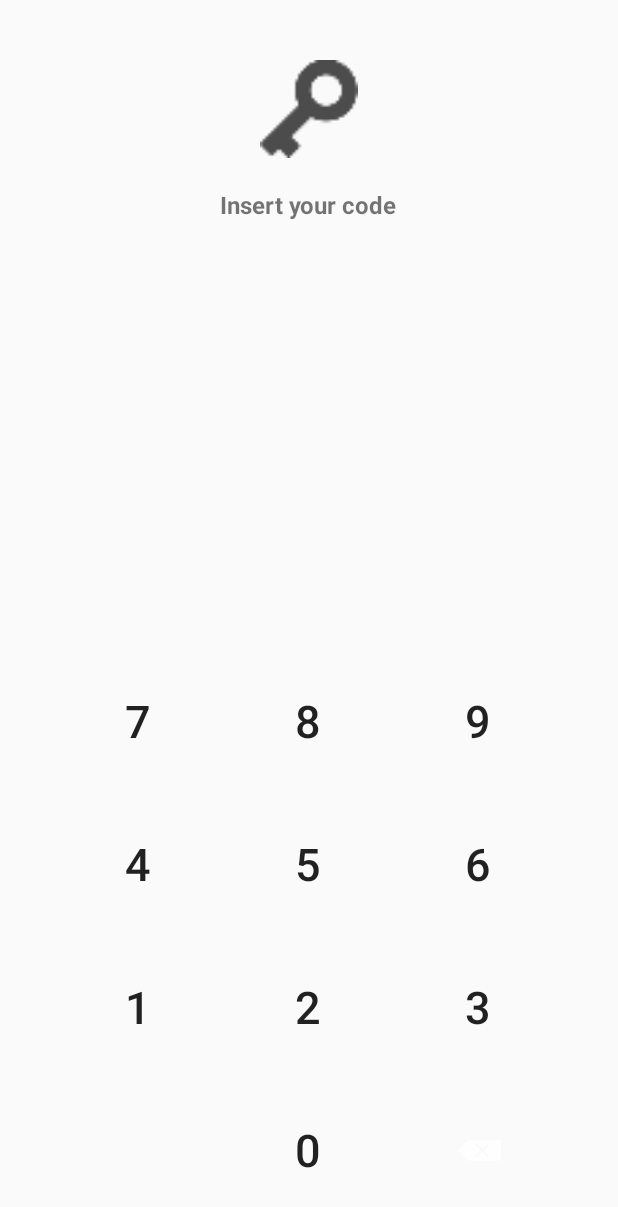
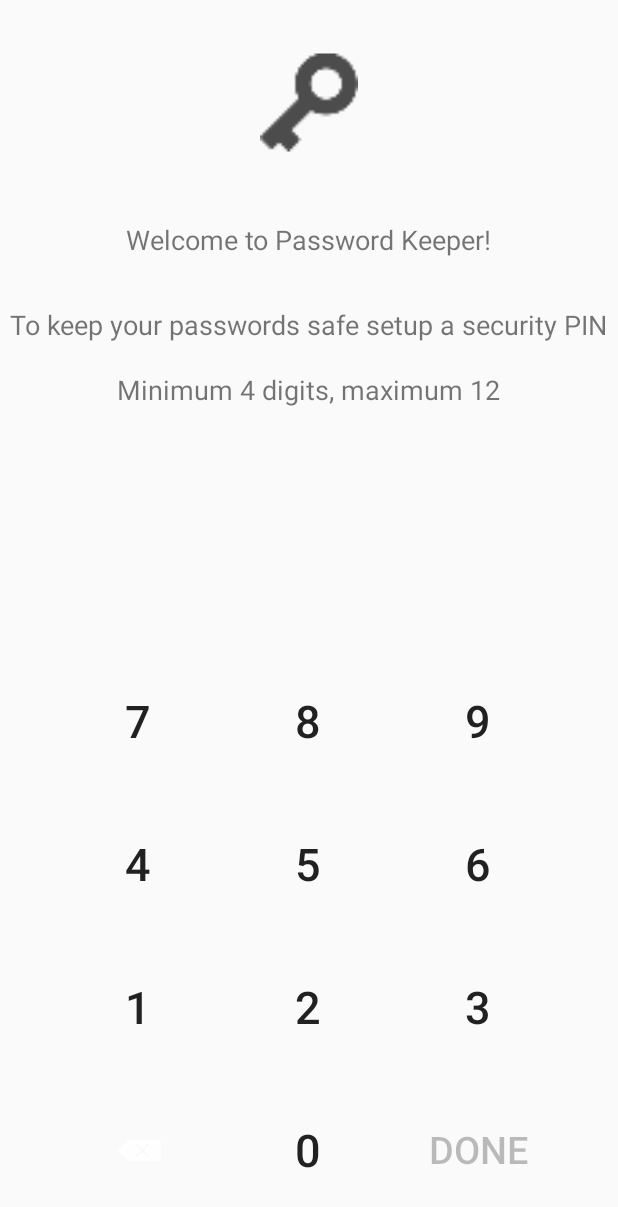
Before and after one commit to Iron2213/Password_Keeper, an Android app: the screen it shows after launch (AuthenticationActivity before the commit, Login_SetupActivity after it), on a phone screen of 412 x 824 dp. Shown: the top 1207 px of the screen. Run offline under Robolectric (Android 15) with nearby library versions, the phone set to English and light mode, and no system bars.

Commit message:
Modified AuthenticationActivity to fragment. Added first time setup fragment. Added Global field for local database I/O.

```diff
--- a/app/build.gradle
+++ b/app/build.gradle
@@ -24,6 +24,7 @@ dependencies {
     implementation 'androidx.appcompat:appcompat:1.1.0'
     implementation 'androidx.constraintlayout:constraintlayout:1.1.3'
     implementation 'com.google.android.material:material:1.0.0'
+    implementation 'androidx.legacy:legacy-support-v4:1.0.0'
     testImplementation 'junit:junit:4.12'
     androidTestImplementation 'androidx.test.ext:junit:1.1.1'
     androidTestImplementation 'androidx.test.espresso:espresso-core:3.2.0'
--- a/app/src/main/AndroidManifest.xml
+++ b/app/src/main/AndroidManifest.xml
@@ -23,7 +23,7 @@
             </intent-filter>
         </activity>
         <activity
-            android:name=".Activities.AuthenticationActivity"
+            android:name=".Activities.Login_SetupActivity"
             android:noHistory="true"
             android:screenOrientation="portrait"
             android:theme="@style/AppTheme.NoActionBar"/>
--- a/app/src/main/java/com/example/passwordkeeper/Activities/AuthenticationActivity.java
+++ /dev/null
@@ -1,141 +0,0 @@
-package com.example.passwordkeeper.Activities;
-
-import android.content.Context;
-import android.content.Intent;
-import android.os.Bundle;
-import android.text.Editable;
-import android.text.TextWatcher;
-import android.view.View;
-import android.view.animation.Animation;
-import android.view.animation.AnimationUtils;
-import android.widget.Button;
-import android.widget.ImageButton;
-
-import androidx.annotation.Nullable;
-import androidx.appcompat.app.AppCompatActivity;
-import androidx.appcompat.widget.AppCompatTextView;
-
-import com.example.passwordkeeper.LocalDatabaseIO;
-import com.example.passwordkeeper.R;
-
-public class AuthenticationActivity extends AppCompatActivity implements View.OnClickListener {
-
-	private AppCompatTextView mCode;
-
-	@Override
-	public void onCreate(@Nullable Bundle savedInstanceState) {
-		super.onCreate(savedInstanceState);
-		final Context context = this;
-		final LocalDatabaseIO localDB = new LocalDatabaseIO(context);
-		final int accessCode = localDB.getAccessCode();
-
-		if (localDB.isFirstAccess()) {
-			// TODO: Go to first time setup
-		}
-
-		setContentView(R.layout.authentication_activity);
-
-		mCode = findViewById(R.id.lblCode);
-		mCode.addTextChangedListener(new TextWatcher() {
-			@Override
-			public void beforeTextChanged(CharSequence s, int start, int count, int after) {
-			}
-
-			@Override
-			public void onTextChanged(CharSequence text, int start, int before, int count) {
-				if (text.toString().length() == 4) {
-					if (Integer.parseInt(text.toString()) == accessCode) {
-						Intent intent = new Intent(context, MainActivity.class);
-						startActivity(intent);
-					} else {
-						Animation shake = AnimationUtils.loadAnimation(context, R.anim.shake);
-						mCode.startAnimation(shake);
-					}
-				}
-			}
-
-			@Override
-			public void afterTextChanged(Editable s) {
-			}
-		});
-
-		Button btnNum0 = findViewById(R.id.btnNum0);
-		btnNum0.setOnClickListener(this);
-		Button btnNum1 = findViewById(R.id.btnNum1);
-		btnNum1.setOnClickListener(this);
-		Button btnNum2 = findViewById(R.id.btnNum2);
-		btnNum2.setOnClickListener(this);
-		Button btnNum3 = findViewById(R.id.btnNum3);
-		btnNum3.setOnClickListener(this);
-		Button btnNum4 = findViewById(R.id.btnNum4);
-		btnNum4.setOnClickListener(this);
-		Button btnNum5 = findViewById(R.id.btnNum5);
-		btnNum5.setOnClickListener(this);
-		Button btnNum6 = findViewById(R.id.btnNum6);
-		btnNum6.setOnClickListener(this);
-		Button btnNum7 = findViewById(R.id.btnNum7);
-		btnNum7.setOnClickListener(this);
-		Button btnNum8 = findViewById(R.id.btnNum8);
-		btnNum8.setOnClickListener(this);
-		Button btnNum9 = findViewById(R.id.btnNum9);
-		btnNum9.setOnClickListener(this);
-		ImageButton btnDeleteLast = findViewById(R.id.btnDeleteLast);
-		btnDeleteLast.setOnClickListener(this);
-	}
-
-	@Override
-	public void onClick(View v) {
-		String text = "" + mCode.getText();
-
-		if (text.length() < 4) {
-			switch (v.getId()) {
-				case R.id.btnNum0:
-					mCode.append("0");
-					break;
-
-				case R.id.btnNum1:
-					mCode.append("1");
-					break;
-
-				case R.id.btnNum2:
-					mCode.append("2");
-					break;
-
-				case R.id.btnNum3:
-					mCode.append("3");
-					break;
-
-				case R.id.btnNum4:
-					mCode.append("4");
-					break;
-
-				case R.id.btnNum5:
-					mCode.append("5");
-					break;
-
-				case R.id.btnNum6:
-					mCode.append("6");
-					break;
-
-				case R.id.btnNum7:
-					mCode.append("7");
-					break;
-
-				case R.id.btnNum8:
-					mCode.append("8");
-					break;
-
-				case R.id.btnNum9:
-					mCode.append("9");
-					break;
-			}
-		}
-
-		if (v.getId() == R.id.btnDeleteLast) {
-			if (text.length() > 0) {
-				text = text.substring(0, text.length() - 1);
-				mCode.setText(text);
-			}
-		}
-	}
-}
--- /dev/null
+++ b/app/src/main/java/com/example/passwordkeeper/Activities/Login_SetupActivity.java
@@ -0,0 +1,29 @@
+package com.example.passwordkeeper.Activities;
+
+import android.os.Bundle;
+
+import androidx.annotation.Nullable;
+import androidx.appcompat.app.AppCompatActivity;
+
+import com.example.passwordkeeper.Fragments.AccessCodeFragment;
+import com.example.passwordkeeper.Fragments.FirstSetupFragment;
+import com.example.passwordkeeper.LocalDatabaseIO;
+import com.example.passwordkeeper.R;
+
+public class Login_SetupActivity extends AppCompatActivity {
+
+
+	@Override
+	public void onCreate(@Nullable Bundle savedInstanceState) {
+		super.onCreate(savedInstanceState);
+		final LocalDatabaseIO localDB = new LocalDatabaseIO(this);
+
+		setContentView(R.layout.activity_authentication_setup);
+
+		if (localDB.isFirstAccess()) {
+			getSupportFragmentManager().beginTransaction().add(R.id.fragmentContainer, new FirstSetupFragment()).commit();
+		} else {
+			getSupportFragmentManager().beginTransaction().add(R.id.fragmentContainer, new AccessCodeFragment()).commit();
+		}
+	}
+}
--- a/app/src/main/java/com/example/passwordkeeper/Activities/SplashActivity.java
+++ b/app/src/main/java/com/example/passwordkeeper/Activities/SplashActivity.java
@@ -15,17 +15,20 @@ public class SplashActivity extends AppCompatActivity {
 	protected void onCreate(Bundle savedInstanceState) {
 		super.onCreate(savedInstanceState);
 
-		LocalDatabaseIO localDB = new LocalDatabaseIO(this);
+		Utility.setDatabaseIO(this);
+		LocalDatabaseIO localDB = Utility.getDatabaseIO();
 
 		Utility.DataSet = localDB.getAllData();
-		int accessCode = localDB.getAccessCode();
+		String accessCode = localDB.getAccessCode();
 
-		if (accessCode != -1)
-			Utility.setAccessCode(accessCode);
-		else
-			Toast.makeText(this, "An error occurred, unable to recover data. Please try again later...", Toast.LENGTH_LONG).show();
+		if (!localDB.isFirstAccess()) {
+			if (!accessCode.isEmpty())
+				Utility.setAccessCode(accessCode);
+			else
+				Toast.makeText(this, "An error occurred, unable to recover data. Please try again later...", Toast.LENGTH_LONG).show();
+		}
 
-		Intent intent = new Intent(this, AuthenticationActivity.class);
+		Intent intent = new Intent(this, Login_SetupActivity.class);
 		startActivity(intent);
 	}
 }
--- /dev/null
+++ b/app/src/main/java/com/example/passwordkeeper/Fragments/FirstSetupFragment.java
@@ -0,0 +1,105 @@
+package com.example.passwordkeeper.Fragments;
+
+import android.content.Intent;
+import android.os.Bundle;
+import android.text.Editable;
+import android.text.TextWatcher;
+import android.view.LayoutInflater;
+import android.view.View;
+import android.view.ViewGroup;
+
+import androidx.appcompat.widget.AppCompatButton;
+import androidx.appcompat.widget.AppCompatImageButton;
+import androidx.appcompat.widget.AppCompatTextView;
+import androidx.fragment.app.Fragment;
+
+import com.example.passwordkeeper.Activities.MainActivity;
+import com.example.passwordkeeper.R;
+import com.example.passwordkeeper.Utility;
+
+public class FirstSetupFragment extends Fragment implements View.OnClickListener {
+
+	private AppCompatTextView mLblCode;
+
+	@Override
+	public View onCreateView(LayoutInflater inflater, ViewGroup container, Bundle savedInstanceState) {
+		View view = inflater.inflate(R.layout.fragment_first_setup, container, false);
+
+		AppCompatButton btnNum0 = view.findViewById(R.id.btnNum0);
+		btnNum0.setOnClickListener(this);
+		AppCompatButton btnNum1 = view.findViewById(R.id.btnNum1);
+		btnNum1.setOnClickListener(this);
+		AppCompatButton btnNum2 = view.findViewById(R.id.btnNum2);
+		btnNum2.setOnClickListener(this);
+		AppCompatButton btnNum3 = view.findViewById(R.id.btnNum3);
+		btnNum3.setOnClickListener(this);
+		AppCompatButton btnNum4 = view.findViewById(R.id.btnNum4);
+		btnNum4.setOnClickListener(this);
+		AppCompatButton btnNum5 = view.findViewById(R.id.btnNum5);
+		btnNum5.setOnClickListener(this);
+		AppCompatButton btnNum6 = view.findViewById(R.id.btnNum6);
+		btnNum6.setOnClickListener(this);
+		AppCompatButton btnNum7 = view.findViewById(R.id.btnNum7);
+		btnNum7.setOnClickListener(this);
+		AppCompatButton btnNum8 = view.findViewById(R.id.btnNum8);
+		btnNum8.setOnClickListener(this);
+		AppCompatButton btnNum9 = view.findViewById(R.id.btnNum9);
+		btnNum9.setOnClickListener(this);
+		AppCompatImageButton btnDeleteLast = view.findViewById(R.id.btnDeleteLast);
+		btnDeleteLast.setOnClickListener(this);
+		final AppCompatButton btnDone = view.findViewById(R.id.btnDone);
+		btnDone.setEnabled(false);
+		btnDone.setOnClickListener(new View.OnClickListener() {
+			@Override
+			public void onClick(View v) {
+				String code = mLblCode.getText().toString();
+
+				Utility.setAccessCode(code);
+				Utility.getDatabaseIO().updateAccessCode(code);
+
+				Intent intent = new Intent(getContext(), MainActivity.class);
+				startActivity(intent);
+			}
+		});
+
+		TextWatcher textWatcherListener = new TextWatcher() {
+			@Override
+			public void beforeTextChanged(CharSequence s, int start, int count, int after) {
+			}
+
+			@Override
+			public void afterTextChanged(Editable s) {
+			}
+
+			@Override
+			public void onTextChanged(CharSequence s, int start, int before, int count) {
+				if (s.toString().length() >= 4) {
+					btnDone.setEnabled(true);
+				} else {
+					btnDone.setEnabled(false);
+				}
+			}
+		};
+
+		mLblCode = view.findViewById(R.id.lblCode);
+		mLblCode.addTextChangedListener(textWatcherListener);
+
+		return view;
+	}
+
+	@Override
+	public void onClick(View v) {
+		String text = "" + mLblCode.getText();
+
+		if (text.length() < 12) {
+			mLblCode.append(((AppCompatButton) v).getText());
+		}
+
+		if (v.getId() == R.id.btnDeleteLast) {
+			if (text.length() > 0) {
+				text = text.substring(0, text.length() - 1);
+				mLblCode.setText(text);
+			}
+		}
+	}
+}
--- a/app/src/main/java/com/example/passwordkeeper/LocalDatabaseIO.java
+++ b/app/src/main/java/com/example/passwordkeeper/LocalDatabaseIO.java
@@ -22,7 +22,7 @@ public class LocalDatabaseIO extends SQLiteOpenHelper {
 
 	private class TablesCreateQueries {
 		static final String TABLE_PASSWORDS = "CREATE TABLE " + TablesNames.Passwords + "(Id integer PRIMARY KEY AUTOINCREMENT, Data date, Site text, Email text, Password text)";
-		static final String TABLE_SETTINGS = "CREATE TABLE " + TablesNames.Settings + "(Id integer PRIMARY KEY AUTOINCREMENT, AccessCode integer)";
+		static final String TABLE_SETTINGS = "CREATE TABLE " + TablesNames.Settings + "(Id integer PRIMARY KEY AUTOINCREMENT, AccessCode text)";
 	}
 
 	public LocalDatabaseIO(Context context) {
@@ -135,22 +135,22 @@ public class LocalDatabaseIO extends SQLiteOpenHelper {
 		}
 	}
 
-	public int getAccessCode() {
+	public String getAccessCode() {
 		try (SQLiteDatabase db = getReadableDatabase();
 			 Cursor result = db.rawQuery("SELECT * FROM " + TablesNames.Settings + " WHERE Id = 1", null)) {
 
 
 			if (result.moveToNext())
-				return result.getInt(1);
+				return result.getString(1);
 			else
-				return -1;
+				return "";
 		}
 	}
 
 	/**
 	 * This method updates or inserts in the database the user access code
 	 */
-	public boolean updateAccessCode(int AccessCode) {
+	public boolean updateAccessCode(String AccessCode) {
 		try (SQLiteDatabase db = getWritableDatabase()) {
 			ContentValues values = new ContentValues();
 			values.put("AccessCode", AccessCode);
--- a/app/src/main/java/com/example/passwordkeeper/Utility.java
+++ b/app/src/main/java/com/example/passwordkeeper/Utility.java
@@ -1,17 +1,30 @@
 package com.example.passwordkeeper;
+
+import android.content.Context;
 
 import java.util.List;
 
 public class Utility {
 
 	public static List<Items> DataSet;
-	private static int AccessCode;
+	private static String PINCode;
+	private static LocalDatabaseIO DatabaseIO;
 
-	public static int getAccessCode() {
-		return AccessCode;
+	public static String getAccessCode() {
+		return PINCode;
 	}
 
-	public static void setAccessCode(int accessCode) {
-		AccessCode = accessCode;
+	public static void setAccessCode(String Code) {
+		PINCode = Code;
+	}
+
+	public static void setDatabaseIO(Context context) {
+		if (DatabaseIO == null) {
+			DatabaseIO = new LocalDatabaseIO(context);
+		}
+	}
+
+	public static LocalDatabaseIO getDatabaseIO() {
+		return DatabaseIO;
 	}
 }
--- /dev/null
+++ b/app/src/main/res/layout/activity_authentication_setup.xml
@@ -0,0 +1,14 @@
+<?xml version="1.0" encoding="utf-8"?>
+<androidx.appcompat.widget.LinearLayoutCompat xmlns:android="http://schemas.android.com/apk/res/android"
+	android:id="@+id/asd"
+	android:layout_width="match_parent"
+	android:layout_height="match_parent"
+	android:orientation="vertical"
+	android:weightSum="1">
+
+	<FrameLayout
+		android:id="@+id/fragmentContainer"
+		android:layout_width="match_parent"
+		android:layout_height="match_parent" />
+
+</androidx.appcompat.widget.LinearLayoutCompat>
--- a/app/src/main/res/layout/authentication_activity.xml
+++ b/app/src/main/res/layout/fragment_access_code.xml
@@ -25,7 +25,7 @@
 			android:layout_gravity="center_horizontal"
 			android:layout_marginTop="20dp"
 			android:text="@string/authentication_insert_code_text"
-			android:textSize="16sp"
+			android:textSize="18sp"
 			android:textStyle="bold" />
 
 		<androidx.appcompat.widget.AppCompatTextView
@@ -36,9 +36,9 @@
 			android:layout_marginTop="45dp"
 			android:gravity="center"
 			android:inputType="numberPassword"
-			android:maxLength="26"
+			android:maxLength="12"
 			android:scrollHorizontally="true"
-			android:textSize="38sp" />
+			android:textSize="40sp" />
 
 	</androidx.appcompat.widget.LinearLayoutCompat>
 
--- /dev/null
+++ b/app/src/main/res/layout/fragment_first_setup.xml
@@ -0,0 +1,201 @@
+<?xml version="1.0" encoding="utf-8"?>
+<androidx.appcompat.widget.LinearLayoutCompat xmlns:android="http://schemas.android.com/apk/res/android"
+	xmlns:tools="http://schemas.android.com/tools"
+	android:layout_width="match_parent"
+	android:layout_height="match_parent"
+	android:orientation="vertical"
+	tools:context=".Fragments.FirstSetupFragment">
+
+	<androidx.appcompat.widget.LinearLayoutCompat
+		android:layout_width="match_parent"
+		android:layout_height="match_parent"
+		android:layout_weight="1"
+		android:orientation="vertical">
+
+		<androidx.appcompat.widget.AppCompatImageView
+			android:layout_width="65dp"
+			android:layout_height="65dp"
+			android:layout_gravity="center_horizontal"
+			android:layout_marginTop="10dp"
+			android:layout_weight="0.7"
+			android:src="@drawable/splash_screen" />
+
+		<androidx.appcompat.widget.AppCompatTextView
+			android:layout_width="wrap_content"
+			android:layout_height="wrap_content"
+			android:layout_gravity="center_horizontal"
+			android:layout_marginTop="10dp"
+			android:layout_weight="0.3"
+			android:gravity="center_vertical"
+			android:text="@string/setup_greetings_text"
+			android:textSize="18sp" />
+
+		<androidx.appcompat.widget.AppCompatTextView
+			android:layout_width="wrap_content"
+			android:layout_height="wrap_content"
+			android:layout_gravity="center_horizontal"
+			android:layout_marginTop="10dp"
+			android:layout_weight="0.3"
+			android:gravity="center_vertical"
+			android:text="To keep your passwords safe setup a security PIN"
+			android:textSize="18sp" />
+
+		<androidx.appcompat.widget.AppCompatTextView
+			android:layout_weight="0.2"
+			android:layout_width="wrap_content"
+			android:layout_height="wrap_content"
+			android:layout_gravity="center_horizontal"
+			android:gravity="center_vertical"
+			android:text="@string/setup_minimum_maximum_text"
+			android:textSize="18sp" />
+
+		<androidx.appcompat.widget.AppCompatTextView
+			android:id="@+id/lblCode"
+			android:layout_width="match_parent"
+			android:layout_height="wrap_content"
+			android:layout_marginHorizontal="15dp"
+			android:layout_marginTop="25dp"
+			android:layout_weight="1"
+			android:gravity="center"
+			android:inputType="numberPassword"
+			android:maxLength="12"
+			android:scrollHorizontally="true"
+			android:textSize="40sp" />
+
+	</androidx.appcompat.widget.LinearLayoutCompat>
+
+	<androidx.appcompat.widget.LinearLayoutCompat
+		android:layout_width="match_parent"
+		android:layout_height="wrap_content"
+		android:gravity="center"
+		android:weightSum="3">
+
+		<androidx.appcompat.widget.AppCompatButton
+			android:id="@+id/btnNum7"
+			android:layout_width="@dimen/numPad_button_size"
+			android:layout_height="@dimen/numPad_button_size"
+			android:background="@drawable/round_button"
+			android:text="7"
+			android:textSize="30sp" />
+
+		<androidx.appcompat.widget.AppCompatButton
+			android:id="@+id/btnNum8"
+			android:layout_width="@dimen/numPad_button_size"
+			android:layout_height="@dimen/numPad_button_size"
+			android:layout_marginHorizontal="@dimen/numPad_button_margin"
+			android:background="@drawable/round_button"
+			android:text="8"
+			android:textSize="30sp" />
+
+		<androidx.appcompat.widget.AppCompatButton
+			android:id="@+id/btnNum9"
+			android:layout_width="@dimen/numPad_button_size"
+			android:layout_height="@dimen/numPad_button_size"
+			android:background="@drawable/round_button"
+			android:text="9"
+			android:textSize="30sp" />
+
+	</androidx.appcompat.widget.LinearLayoutCompat>
+
+	<androidx.appcompat.widget.LinearLayoutCompat
+		android:layout_width="match_parent"
+		android:layout_height="wrap_content"
+		android:gravity="center"
+		android:weightSum="3">
+
+		<androidx.appcompat.widget.AppCompatButton
+			android:id="@+id/btnNum4"
+			android:layout_width="@dimen/numPad_button_size"
+			android:layout_height="@dimen/numPad_button_size"
+			android:background="@drawable/round_button"
+			android:text="4"
+			android:textSize="30sp" />
+
+		<androidx.appcompat.widget.AppCompatButton
+			android:id="@+id/btnNum5"
+			android:layout_width="@dimen/numPad_button_size"
+			android:layout_height="@dimen/numPad_button_size"
+			android:layout_marginHorizontal="@dimen/numPad_button_margin"
+			android:background="@drawable/round_button"
+			android:text="5"
+			android:textSize="30sp" />
+
+		<androidx.appcompat.widget.AppCompatButton
+			android:id="@+id/btnNum6"
+			android:layout_width="@dimen/numPad_button_size"
+			android:layout_height="@dimen/numPad_button_size"
+			android:background="@drawable/round_button"
+			android:text="6"
+			android:textSize="30sp" />
+
+	</androidx.appcompat.widget.LinearLayoutCompat>
+
+	<androidx.appcompat.widget.LinearLayoutCompat
+		android:layout_width="match_parent"
+		android:layout_height="wrap_content"
+		android:gravity="center"
+		android:weightSum="1">
+
+		<androidx.appcompat.widget.AppCompatButton
+			android:id="@+id/btnNum1"
+			android:layout_width="@dimen/numPad_button_size"
+			android:layout_height="@dimen/numPad_button_size"
+			android:background="@drawable/round_button"
+			android:text="1"
+			android:textSize="30sp" />
+
+		<androidx.appcompat.widget.AppCompatButton
+			android:id="@+id/btnNum2"
+			android:layout_width="@dimen/numPad_button_size"
+			android:layout_height="@dimen/numPad_button_size"
+			android:layout_marginHorizontal="@dimen/numPad_button_margin"
+			android:background="@drawable/round_button"
+			android:text="2"
+			android:textSize="30sp" />
+
+		<androidx.appcompat.widget.AppCompatButton
+			android:id="@+id/btnNum3"
+			android:layout_width="@dimen/numPad_button_size"
+			android:layout_height="@dimen/numPad_button_size"
+			android:background="@drawable/round_button"
+			android:text="3"
+			android:textSize="30sp" />
+
+	</androidx.appcompat.widget.LinearLayoutCompat>
+
+	<androidx.appcompat.widget.LinearLayoutCompat
+		android:layout_width="match_parent"
+		android:layout_height="wrap_content"
+		android:layout_marginBottom="10dp"
+		android:gravity="center"
+		android:weightSum="1">
+
+		<androidx.appcompat.widget.AppCompatImageButton
+			android:id="@+id/btnDeleteLast"
+			android:layout_width="@dimen/numPad_button_size"
+			android:layout_height="@dimen/numPad_button_size"
+			android:background="@drawable/round_button"
+			android:src="@android:drawable/ic_input_delete"
+			android:text="3"
+			android:textSize="30sp" />
+
+		<androidx.appcompat.widget.AppCompatButton
+			android:id="@+id/btnNum0"
+			android:layout_width="@dimen/numPad_button_size"
+			android:layout_height="@dimen/numPad_button_size"
+			android:layout_marginHorizontal="@dimen/numPad_button_margin"
+			android:background="@drawable/round_button"
+			android:text="0"
+			android:textSize="30sp" />
+
+		<androidx.appcompat.widget.AppCompatButton
+			android:id="@+id/btnDone"
+			android:layout_width="@dimen/numPad_button_size"
+			android:layout_height="@dimen/numPad_button_size"
+			android:background="@drawable/round_button"
+			android:text="Done"
+			android:textSize="25sp" />
+
+	</androidx.appcompat.widget.LinearLayoutCompat>
+
+</androidx.appcompat.widget.LinearLayoutCompat>
--- a/app/src/main/res/values/strings.xml
+++ b/app/src/main/res/values/strings.xml
@@ -1,6 +1,6 @@
 <resources>
-    <string name="app_name">Password Keeper</string>
-    <string name="action_settings">Settings</string>
+	<string name="app_name">Password Keeper</string>
+	<string name="action_settings">Settings</string>
 	<string name="cardview_added_text">Added:</string>
 	<string name="cardview_site_text">Site:</string>
 	<string name="cardview_email_text">Email:</string>
@@ -9,4 +9,6 @@
 	<string name="main_your_passwords_text">Your passwords:</string>
 	<string name="main_no_password_text">No password yet, let\'s add some!</string>
 	<string name="authentication_insert_code_text">Insert your code</string>
+	<string name="setup_greetings_text">Welcome to Password Keeper!</string>
+	<string name="setup_minimum_maximum_text">Minimum 4 digits, maximum 12</string>
 </resources>
```
Also changed, not shown: app/src/main/java/com/example/passwordkeeper/Activities/MainActivity.java (+4 -3 lines), app/src/main/java/com/example/passwordkeeper/Fragments/AccessCodeFragment.java (added, +95 -0 lines).
